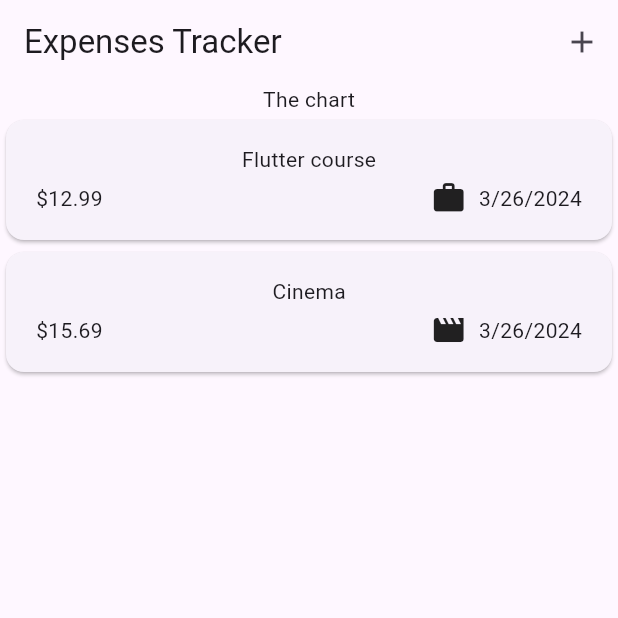
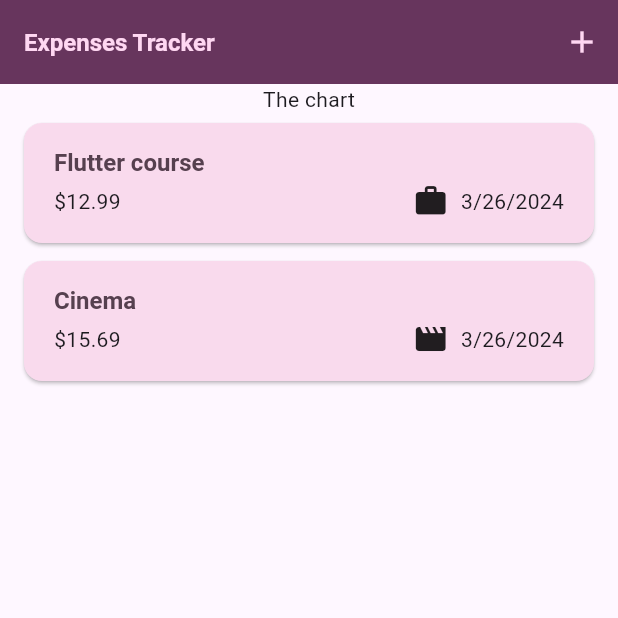
Before and after one commit to AddisonReyes/expense_tracker, a Flutter app: the screen it shows after launch, on a phone screen of 412 x 824 dp, the top half of it. Run offline on Flutter 3.47's test engine with Material 3 defaults, Android fonts, the phone set to English and light mode, and no system bars.

Commit message:
Delete expense and theme

```diff
--- a/lib/main.dart
+++ b/lib/main.dart
@@ -1,5 +1,9 @@
 import 'package:expense_tracker/widgets/expenses.dart';
 import 'package:flutter/material.dart';
+
+var kColorScheme = ColorScheme.fromSeed(
+  seedColor: const Color.fromARGB(255, 181, 59, 165),
+);
 
 void main() {
   runApp(const MyApp());
@@ -11,7 +15,29 @@ class MyApp extends StatelessWidget {
   @override
   Widget build(BuildContext context) {
     return MaterialApp(
-      theme: ThemeData(useMaterial3: true),
+      theme: ThemeData().copyWith(
+        colorScheme: kColorScheme,
+        appBarTheme: const AppBarTheme().copyWith(
+          backgroundColor: kColorScheme.onPrimaryContainer,
+          foregroundColor: kColorScheme.primaryContainer,
+        ),
+        cardTheme: const CardTheme().copyWith(
+          color: kColorScheme.secondaryContainer,
+          margin: const EdgeInsets.symmetric(horizontal: 16, vertical: 6),
+        ),
+        elevatedButtonTheme: ElevatedButtonThemeData(
+          style: ElevatedButton.styleFrom(
+            backgroundColor: kColorScheme.primaryContainer,
+          ),
+        ),
+        textTheme: ThemeData().textTheme.copyWith(
+              titleLarge: TextStyle(
+                fontWeight: FontWeight.bold,
+                color: kColorScheme.onSecondaryContainer,
+                fontSize: 16,
+              ),
+            ),
+      ),
       home: const Expenses(),
     );
   }
--- a/lib/widgets/expenses.dart
+++ b/lib/widgets/expenses.dart
@@ -44,8 +44,45 @@ class _ExpensesState extends State<Expenses> {
     });
   }
 
+  void _removeExpense(Expense expense) {
+    final expenseIndex = _registeredExpenses.indexOf(expense);
+
+    setState(() {
+      _registeredExpenses.remove(expense);
+    });
+
+    ScaffoldMessenger.of(context).clearSnackBars();
+    ScaffoldMessenger.of(context).showSnackBar(
+      SnackBar(
+        duration: const Duration(
+          seconds: 3,
+        ),
+        content: const Text("Expense deleted."),
+        action: SnackBarAction(
+          label: "Undo",
+          onPressed: () {
+            setState(() {
+              _registeredExpenses.insert(expenseIndex, expense);
+            });
+          },
+        ),
+      ),
+    );
+  }
+
   @override
   Widget build(BuildContext context) {
+    Widget mainContent = const Center(
+      child: Text("No expenses found. Start adding some!"),
+    );
+
+    if (_registeredExpenses.isNotEmpty) {
+      mainContent = ExpensesList(
+        onRemoveExpense: _removeExpense,
+        expenses: _registeredExpenses,
+      );
+    }
+
     return Scaffold(
       appBar: AppBar(
         title: const Text("Expenses Tracker"),
@@ -59,11 +96,7 @@ class _ExpensesState extends State<Expenses> {
       body: Column(
         children: [
           const Text("The chart"),
-          Expanded(
-            child: ExpensesList(
-              expenses: _registeredExpenses,
-            ),
-          ),
+          Expanded(child: mainContent),
         ],
       ),
     );
--- a/lib/widgets/expenses_list/expense_item.dart
+++ b/lib/widgets/expenses_list/expense_item.dart
@@ -15,8 +15,12 @@ class ExpenseItem extends StatelessWidget {
           vertical: 16,
         ),
         child: Column(
+          crossAxisAlignment: CrossAxisAlignment.start,
           children: [
-            Text(expense.title),
+            Text(
+              expense.title,
+              style: Theme.of(context).textTheme.titleLarge,
+            ),
             const SizedBox(height: 4),
             Row(
               children: [
--- a/lib/widgets/expenses_list/expenses_list.dart
+++ b/lib/widgets/expenses_list/expenses_list.dart
@@ -3,8 +3,13 @@ import 'package:expense_tracker/widgets/expenses_list/expense_item.dart';
 import 'package:flutter/material.dart';
 
 class ExpensesList extends StatelessWidget {
-  const ExpensesList({super.key, required this.expenses});
+  const ExpensesList({
+    super.key,
+    required this.expenses,
+    required this.onRemoveExpense,
+  });
 
+  final void Function(Expense expense) onRemoveExpense;
   final List<Expense> expenses;
 
   @override
@@ -12,7 +17,16 @@ class ExpensesList extends StatelessWidget {
     return ListView.builder(
       itemCount: expenses.length,
       itemBuilder: (ctx, index) {
-        return ExpenseItem(expenses[index]);
+        return Dismissible(
+          background: Container(
+            color: Theme.of(context).colorScheme.error.withOpacity(0.66),
+          ),
+          key: ValueKey(expenses[index]),
+          onDismissed: (direction) {
+            onRemoveExpense(expenses[index]);
+          },
+          child: ExpenseItem(expenses[index]),
+        );
       },
     );
   }
```
